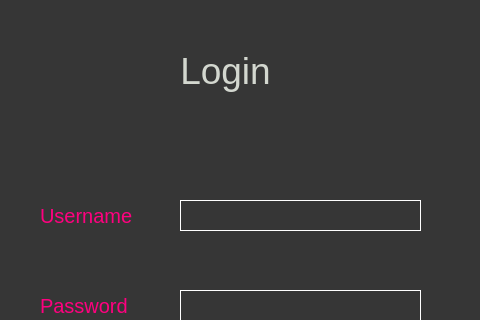
dcfox2847/smsSpam, file login.ui: the form before one commit; both pictures show x 0 to 480 and y 0 to 320 of the 480 by 640 pixel window.
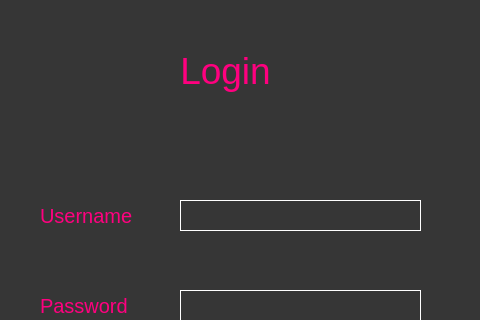
The form after the commit.

Commit message: TODO: - Create function that ties login page to the main window - Store login data in text file - Check for log in validity against csv / text file

```diff
--- a/login.ui
+++ b/login.ui
@@ -31,7 +31,7 @@
     </font>
    </property>
    <property name="styleSheet">
-    <string notr="true">color: rgb(211, 215, 207);</string>
+    <string notr="true">color: #ff007f;</string>
    </property>
    <property name="text">
     <string>Login</string>
```
The commit also changes 7 other files.
